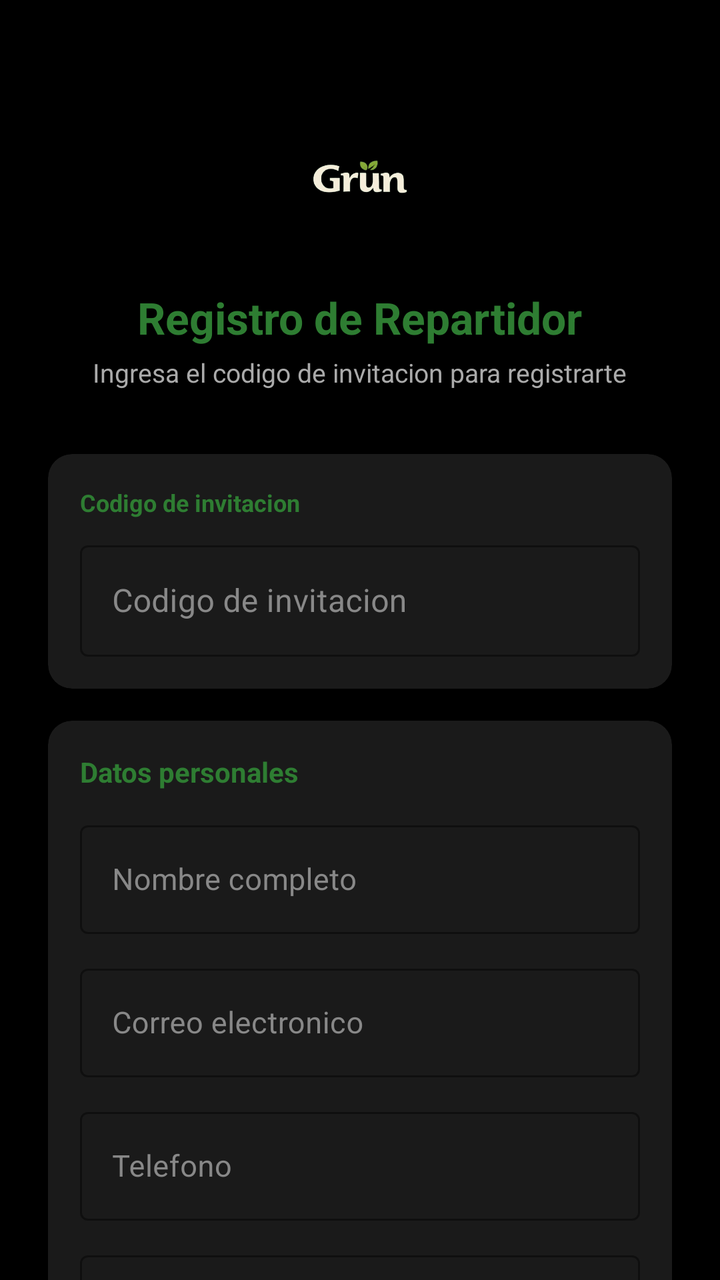
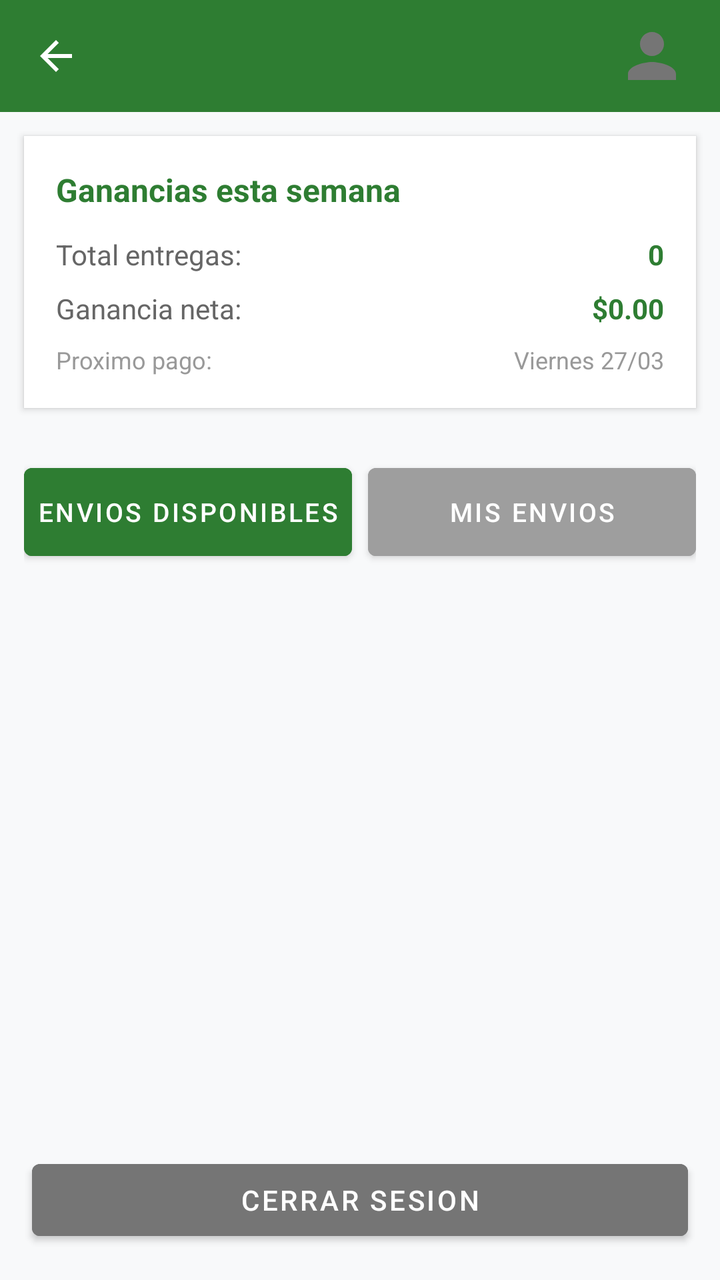

The first picture is an Android layout as it rendered before a commit; the second is the same layout after the commit. The layout source and the unified diff follow.
<!-- AndroidManifest.xml: application theme Theme.MaterialComponents.Light.NoActionBar -->
<!-- res/layout/activity_driver.xml -->
<?xml version="1.0" encoding="utf-8"?>
<ScrollView xmlns:android="http://schemas.android.com/apk/res/android"
    xmlns:app="http://schemas.android.com/apk/res-auto"
    android:layout_width="match_parent"
    android:layout_height="match_parent"
    android:background="#000000">

    <LinearLayout
        android:layout_width="match_parent"
        android:layout_height="wrap_content"
        android:orientation="vertical"
        android:padding="24dp">

        
        <LinearLayout
            android:layout_width="match_parent"
            android:layout_height="wrap_content"
            android:orientation="vertical"
            android:gravity="center"
            android:paddingTop="24dp"
            android:paddingBottom="32dp">

            <ImageView
                android:layout_width="120dp"
                android:layout_height="80dp"
                android:src="@drawable/logooficial"
                android:scaleType="fitCenter" />

            <TextView
                android:layout_width="wrap_content"
                android:layout_height="wrap_content"
                android:text="Registro de Repartidor"
                android:textSize="22sp"
                android:textStyle="bold"
                android:textColor="#2E7D32"
                android:layout_marginTop="16dp" />

            <TextView
                android:layout_width="wrap_content"
                android:layout_height="wrap_content"
                android:text="Ingresa el codigo de invitacion para registrarte"
                android:textSize="13sp"
                android:textColor="#AAAAAA"
                android:gravity="center"
                android:layout_marginTop="4dp" />

        </LinearLayout>

        
        <com.google.android.material.card.MaterialCardView
            android:layout_width="match_parent"
            android:layout_height="wrap_content"
            app:cardElevation="2dp"
            app:cardCornerRadius="12dp"
            app:cardBackgroundColor="#1A1A1A"
            android:layout_marginBottom="16dp">

            <LinearLayout
                android:layout_width="match_parent"
                android:layout_height="wrap_content"
                android:orientation="vertical"
                android:padding="16dp">

                <TextView
                    android:layout_width="wrap_content"
                    android:layout_height="wrap_content"
                    android:text="Codigo de invitacion"
                    android:textSize="12sp"
                    android:textColor="#2E7D32"
                    android:textStyle="bold"
                    android:layout_marginBottom="8dp" />

                <com.google.android.material.textfield.TextInputLayout
                    android:layout_width="match_parent"
                    android:layout_height="wrap_content"
                    style="@style/DarkTextInputLayout">

                    <com.google.android.material.textfield.TextInputEditText
                        android:id="@+id/etInviteCode"
                        android:layout_width="match_parent"
                        android:layout_height="wrap_content"
                        android:hint="Codigo de invitacion"
                        android:inputType="textCapCharacters"
                        android:textColor="#FFFFFF"
                        android:textColorHint="#888888"
                        android:textSize="16sp" />

                </com.google.android.material.textfield.TextInputLayout>

            </LinearLayout>

        </com.google.android.material.card.MaterialCardView>

        
        <com.google.android.material.card.MaterialCardView
            android:layout_width="match_parent"
            android:layout_height="wrap_content"
            app:cardElevation="2dp"
            app:cardCornerRadius="12dp"
            app:cardBackgroundColor="#1A1A1A"
            android:layout_marginBottom="16dp">

            <LinearLayout
                android:layout_width="match_parent"
                android:layout_height="wrap_content"
                android:orientation="vertical"
                android:padding="16dp">

                <TextView
                    android:layout_width="wrap_content"
                    android:layout_height="wrap_content"
                    android:text="Datos personales"
                    android:textSize="14sp"
                    android:textStyle="bold"
                    android:textColor="#2E7D32"
                    android:layout_marginBottom="12dp" />

                <com.google.android.material.textfield.TextInputLayout
                    android:layout_width="match_parent"
                    android:layout_height="wrap_content"
                    style="@style/DarkTextInputLayout"
                    android:layout_marginBottom="12dp">

                    <com.google.android.material.textfield.TextInputEditText
                        android:id="@+id/etFullName"
                        android:layout_width="match_parent"
                        android:layout_height="wrap_content"
                        android:hint="Nombre completo"
                        android:inputType="textPersonName"
                        android:textColor="#FFFFFF"
                        android:textColorHint="#888888"
                        android:textSize="15sp" />

                </com.google.android.material.textfield.TextInputLayout>

                <com.google.android.material.textfield.TextInputLayout
                    android:layout_width="match_parent"
                    android:layout_height="wrap_content"
                    style="@style/DarkTextInputLayout"
                    android:layout_marginBottom="12dp">

                    <com.google.android.material.textfield.TextInputEditText
                        android:id="@+id/etEmail"
                        android:layout_width="match_parent"
                        android:layout_height="wrap_content"
                        android:hint="Correo electronico"
                        android:inputType="textEmailAddress"
                        android:textColor="#FFFFFF"
                        android:textColorHint="#888888"
                        android:textSize="15sp" />

                </com.google.android.material.textfield.TextInputLayout>

                <com.google.android.material.textfield.TextInputLayout
                    android:layout_width="match_parent"
                    android:layout_height="wrap_content"
                    style="@style/DarkTextInputLayout"
                    android:layout_marginBottom="12dp">

                    <com.google.android.material.textfield.TextInputEditText
                        android:id="@+id/etPhone"
                        android:layout_width="match_parent"
                        android:layout_height="wrap_content"
                        android:hint="Telefono"
                        android:inputType="phone"
                        android:textColor="#FFFFFF"
                        android:textColorHint="#888888"
                        android:textSize="15sp" />

                </com.google.android.material.textfield.TextInputLayout>

                <com.google.android.material.textfield.TextInputLayout
                    android:layout_width="match_parent"
                    android:layout_height="wrap_content"
                    style="@style/DarkTextInputLayout"
                    android:layout_marginBottom="12dp">

                    <com.google.android.material.textfield.TextInputEditText
                        android:id="@+id/etAddress"
                        android:layout_width="match_parent"
                        android:layout_height="wrap_content"
                        android:hint="Direccion"
                        android:inputType="textPostalAddress"
                        android:textColor="#FFFFFF"
                        android:textColorHint="#888888"
                        android:textSize="15sp" />

                </com.google.android.material.textfield.TextInputLayout>

                <com.google.android.material.textfield.TextInputLayout
                    android:layout_width="match_parent"
                    android:layout_height="wrap_content"
                    style="@style/DarkTextInputLayout"
                    android:layout_marginBottom="12dp"
                    app:endIconMode="password_toggle"
                    app:endIconTint="#2E7D32">

                    <com.google.android.material.textfield.TextInputEditText
                        android:id="@+id/etPassword"
                        android:layout_width="match_parent"
                        android:layout_height="wrap_content"
                        android:hint="Contrasena"
                        android:inputType="textPassword"
                        android:textColor="#FFFFFF"
                        android:textColorHint="#888888"
                        android:textSize="15sp" />

                </com.google.android.material.textfield.TextInputLayout>

                <com.google.android.material.textfield.TextInputLayout
                    android:layout_width="match_parent"
                    android:layout_height="wrap_content"
                    style="@style/DarkTextInputLayout"
                    app:endIconMode="password_toggle"
                    app:endIconTint="#2E7D32">

                    <com.google.android.material.textfield.TextInputEditText
                        android:id="@+id/etConfirmPassword"
                        android:layout_width="match_parent"
                        android:layout_height="wrap_content"
                        android:hint="Confirmar contrasena"
                        android:inputType="textPassword"
                        android:textColor="#FFFFFF"
                        android:textColorHint="#888888"
                        android:textSize="15sp" />

                </com.google.android.material.textfield.TextInputLayout>

            </LinearLayout>

        </com.google.android.material.card.MaterialCardView>

        
        <com.google.android.material.button.MaterialButton
            android:id="@+id/btnRegisterDriver"
            android:layout_width="match_parent"
            android:layout_height="52dp"
            android:text="Crear cuenta de repartidor"
            android:textSize="15sp"
            android:backgroundTint="#2E7D32"
            android:layout_marginBottom="12dp" />

        <ProgressBar
            android:id="@+id/progressBar"
            android:layout_width="wrap_content"
            android:layout_height="wrap_content"
            android:layout_gravity="center"
            android:visibility="gone"
            android:layout_marginBottom="12dp" />

        
        <LinearLayout
            android:layout_width="match_parent"
            android:layout_height="wrap_content"
            android:orientation="horizontal"
            android:gravity="center"
            android:layout_marginBottom="32dp">

            <TextView
                android:layout_width="wrap_content"
                android:layout_height="wrap_content"
                android:text="Ya tienes cuenta? "
                android:textSize="13sp"
                android:textColor="#AAAAAA" />

            <TextView
                android:id="@+id/tvGoToLogin"
                android:layout_width="wrap_content"
                android:layout_height="wrap_content"
                android:text="Iniciar sesion"
                android:textSize="13sp"
                android:textColor="#2E7D32"
                android:textStyle="bold"
                android:clickable="true"
                android:focusable="true" />

        </LinearLayout>

    </LinearLayout>

</ScrollView>
<!-- resources referenced by this layout -->
<resources>
  <!-- drawable logooficial: png bitmap (drawable, 33220 bytes) -->
  <style name="DarkTextInputLayout" parent="Widget.MaterialComponents.TextInputLayout.OutlinedBox">
          <item name="boxBackgroundColor">#1A1A1A</item>
          <item name="boxStrokeColor">#2E7D32</item>
          <item name="hintTextColor">@color/green_700</item>
          <item name="android:textColorHint">#888888</item>
      </style>
  <style name="Theme.MaterialComponents.Light.NoActionBar" parent="Theme.MaterialComponents.Light">
          <item name="windowActionBar">false</item>
          <item name="windowNoTitle">true</item>
          <item name="colorPrimary">#2E7D32</item>
          <item name="colorPrimaryVariant">#1B5E20</item>
          <item name="colorAccent">#388E3C</item>
      </style>
  <color name="green_700">#2E7D32</color>
</resources>

<!-- the commit's change to res/layout/activity_driver.xml (unified diff, before → after) -->
@@ -1,281 +1,209 @@
 <?xml version="1.0" encoding="utf-8"?>
-<ScrollView xmlns:android="http://schemas.android.com/apk/res/android"
+<LinearLayout xmlns:android="http://schemas.android.com/apk/res/android"
     xmlns:app="http://schemas.android.com/apk/res-auto"
     android:layout_width="match_parent"
     android:layout_height="match_parent"
-    android:background="#000000">
+    android:orientation="vertical"
+    android:background="#F8F9FA">
+
+    <androidx.appcompat.widget.Toolbar
+        android:id="@+id/toolbar"
+        android:layout_width="match_parent"
+        android:layout_height="?attr/actionBarSize"
+        android:background="#2E7D32"
+        android:title="Modo Repartidor"
+        android:titleTextColor="@android:color/white"
+        app:navigationIcon="@drawable/ic_back"
+        app:navigationIconTint="@android:color/white">
+
+        <com.google.android.material.imageview.ShapeableImageView
+            android:id="@+id/ivDriverProfileAvatar"
+            android:layout_width="36dp"
+            android:layout_height="36dp"
+            android:layout_gravity="end"
+            android:layout_marginEnd="16dp"
+            android:src="@drawable/ic_default_avatar"
+            android:scaleType="centerCrop"
+            android:clickable="true"
+            android:focusable="true"
+            android:background="?android:attr/selectableItemBackgroundBorderless"
+            app:shapeAppearanceOverlay="@style/CircleImageView" />
+
+    </androidx.appcompat.widget.Toolbar>
 
     <LinearLayout
         android:layout_width="match_parent"
         android:layout_height="wrap_content"
         android:orientation="vertical"
-        android:padding="24dp">
-
-        
+        android:background="@android:color/white"
+        android:elevation="2dp"
+        android:padding="16dp"
+        android:layout_margin="12dp"
+        android:layout_marginTop="8dp">
+
+        <TextView
+            android:layout_width="match_parent"
+            android:layout_height="wrap_content"
+            android:text="Ganancias esta semana"
+            android:textSize="16sp"
+            android:textStyle="bold"
+            android:textColor="#2E7D32"
+            android:layout_marginBottom="12dp" />
+
         <LinearLayout
             android:layout_width="match_parent"
             android:layout_height="wrap_content"
-            android:orientation="vertical"
-            android:gravity="center"
-            android:paddingTop="24dp"
-            android:paddingBottom="32dp">
-
-            <ImageView
-                android:layout_width="120dp"
-                android:layout_height="80dp"
-                android:src="@drawable/logooficial"
-                android:scaleType="fitCenter" />
-
-            <TextView
+            android:orientation="horizontal"
+            android:layout_marginBottom="8dp">
+
+            <TextView
+                android:layout_width="0dp"
+                android:layout_height="wrap_content"
+                android:layout_weight="1"
+                android:text="Total entregas:"
+                android:textSize="14sp"
+                android:textColor="#666666" />
+
+            <TextView
+                android:id="@+id/tvTotalDeliveries"
                 android:layout_width="wrap_content"
                 android:layout_height="wrap_content"
-                android:text="Registro de Repartidor"
-                android:textSize="22sp"
+                android:text="0"
+                android:textSize="14sp"
                 android:textStyle="bold"
-                android:textColor="#2E7D32"
-                android:layout_marginTop="16dp" />
-
-            <TextView
+                android:textColor="#2E7D32" />
+
+        </LinearLayout>
+
+        <TextView
+            android:id="@+id/tvTotalTips"
+            android:layout_width="match_parent"
+            android:layout_height="wrap_content"
+            android:text="Propinas: $0.00"
+            android:textSize="14sp"
+            android:textColor="#FF9800"
+            android:layout_marginBottom="8dp"
+            android:visibility="gone" />
+
+        <LinearLayout
+            android:layout_width="match_parent"
+            android:layout_height="wrap_content"
+            android:orientation="horizontal"
+            android:layout_marginBottom="8dp">
+
+            <TextView
+                android:layout_width="0dp"
+                android:layout_height="wrap_content"
+                android:layout_weight="1"
+                android:text="Ganancia neta:"
+                android:textSize="14sp"
+                android:textColor="#666666" />
+
+            <TextView
+                android:id="@+id/tvThisWeekEarnings"
                 android:layout_width="wrap_content"
                 android:layout_height="wrap_content"
-                android:text="Ingresa el codigo de invitacion para registrarte"
-                android:textSize="13sp"
-                android:textColor="#AAAAAA"
-                android:gravity="center"
-                android:layout_marginTop="4dp" />
+                android:text="$0.00"
+                android:textSize="14sp"
+                android:textStyle="bold"
+                android:textColor="#2E7D32" />
 
         </LinearLayout>
 
-        
-        <com.google.android.material.card.MaterialCardView
-            android:layout_width="match_parent"
-            android:layout_height="wrap_content"
-            app:cardElevation="2dp"
-            app:cardCornerRadius="12dp"
-            app:cardBackgroundColor="#1A1A1A"
-            android:layout_marginBottom="16dp">
-
-            <LinearLayout
-                android:layout_width="match_parent"
-                android:layout_height="wrap_content"
-                android:orientation="vertical"
-                android:padding="16dp">
-
-                <TextView
-                    android:layout_width="wrap_content"
-                    android:layout_height="wrap_content"
-                    android:text="Codigo de invitacion"
-                    android:textSize="12sp"
-                    android:textColor="#2E7D32"
-                    android:textStyle="bold"
-                    android:layout_marginBottom="8dp" />
-
-                <com.google.android.material.textfield.TextInputLayout
-                    android:layout_width="match_parent"
-                    android:layout_height="wrap_content"
-                    style="@style/DarkTextInputLayout">
-
-                    <com.google.android.material.textfield.TextInputEditText
-                        android:id="@+id/etInviteCode"
-                        android:layout_width="match_parent"
-                        android:layout_height="wrap_content"
-                        android:hint="Codigo de invitacion"
-                        android:inputType="textCapCharacters"
-                        android:textColor="#FFFFFF"
-                        android:textColorHint="#888888"
-                        android:textSize="16sp" />
-
-                </com.google.android.material.textfield.TextInputLayout>
-
-            </LinearLayout>
-
-        </com.google.android.material.card.MaterialCardView>
-
-        
-        <com.google.android.material.card.MaterialCardView
-            android:layout_width="match_parent"
-            android:layout_height="wrap_content"
-            app:cardElevation="2dp"
-            app:cardCornerRadius="12dp"
-            app:cardBackgroundColor="#1A1A1A"
-            android:layout_marginBottom="16dp">
-
-            <LinearLayout
-                android:layout_width="match_parent"
-                android:layout_height="wrap_content"
-                android:orientation="vertical"
-                android:padding="16dp">
-
-                <TextView
-                    android:layout_width="wrap_content"
-                    android:layout_height="wrap_content"
-                    android:text="Datos personales"
-                    android:textSize="14sp"
-                    android:textStyle="bold"
-                    android:textColor="#2E7D32"
-                    android:layout_marginBottom="12dp" />
-
-                <com.google.android.material.textfield.TextInputLayout
-                    android:layout_width="match_parent"
-                    android:layout_height="wrap_content"
-                    style="@style/DarkTextInputLayout"
-                    android:layout_marginBottom="12dp">
-
-                    <com.google.android.material.textfield.TextInputEditText
-                        android:id="@+id/etFullName"
-                        android:layout_width="match_parent"
-                        android:layout_height="wrap_content"
-                        android:hint="Nombre completo"
-                        android:inputType="textPersonName"
-                        android:textColor="#FFFFFF"
-                        android:textColorHint="#888888"
-                        android:textSize="15sp" />
-
-                </com.google.android.material.textfield.TextInputLayout>
-
-                <com.google.android.material.textfield.TextInputLayout
-                    android:layout_width="match_parent"
-                    android:layout_height="wrap_content"
-                    style="@style/DarkTextInputLayout"
-                    android:layout_marginBottom="12dp">
-
-                    <com.google.android.material.textfield.TextInputEditText
-                        android:id="@+id/etEmail"
-                        android:layout_width="match_parent"
-                        android:layout_height="wrap_content"
-                        android:hint="Correo electronico"
-                        android:inputType="textEmailAddress"
-                        android:textColor="#FFFFFF"
-                        android:textColorHint="#888888"
-                        android:textSize="15sp" />
-
-                </com.google.android.material.textfield.TextInputLayout>
-
-                <com.google.android.material.textfield.TextInputLayout
-                    android:layout_width="match_parent"
-                    android:layout_height="wrap_content"
-                    style="@style/DarkTextInputLayout"
-                    android:layout_marginBottom="12dp">
-
-                    <com.google.android.material.textfield.TextInputEditText
-                        android:id="@+id/etPhone"
-                        android:layout_width="match_parent"
-                        android:layout_height="wrap_content"
-                        android:hint="Telefono"
-                        android:inputType="phone"
-                        android:textColor="#FFFFFF"
-                        android:textColorHint="#888888"
-                        android:textSize="15sp" />
-
-                </com.google.android.material.textfield.TextInputLayout>
-
-                <com.google.android.material.textfield.TextInputLayout
-                    android:layout_width="match_parent"
-                    android:layout_height="wrap_content"
-                    style="@style/DarkTextInputLayout"
-                    android:layout_marginBottom="12dp">
-
-                    <com.google.android.material.textfield.TextInputEditText
-                        android:id="@+id/etAddress"
-                        android:layout_width="match_parent"
-                        android:layout_height="wrap_content"
-                        android:hint="Direccion"
-                        android:inputType="textPostalAddress"
-                        android:textColor="#FFFFFF"
-                        android:textColorHint="#888888"
-                        android:textSize="15sp" />
-
-                </com.google.android.material.textfield.TextInputLayout>
-
-                <com.google.android.material.textfield.TextInputLayout
-                    android:layout_width="match_parent"
-                    android:layout_height="wrap_content"
-                    style="@style/DarkTextInputLayout"
-                    android:layout_marginBottom="12dp"
-                    app:endIconMode="password_toggle"
-                    app:endIconTint="#2E7D32">
-
-                    <com.google.android.material.textfield.TextInputEditText
-                        android:id="@+id/etPassword"
-                        android:layout_width="match_parent"
-                        android:layout_height="wrap_content"
-                        android:hint="Contrasena"
-                        android:inputType="textPassword"
-                        android:textColor="#FFFFFF"
-                        android:textColorHint="#888888"
-                        android:textSize="15sp" />
-
-                </com.google.android.material.textfield.TextInputLayout>
-
-                <com.google.android.material.textfield.TextInputLayout
-                    android:layout_width="match_parent"
-                    android:layout_height="wrap_content"
-                    style="@style/DarkTextInputLayout"
-                    app:endIconMode="password_toggle"
-                    app:endIconTint="#2E7D32">
-
-                    <com.google.android.material.textfield.TextInputEditText
-                        android:id="@+id/etConfirmPassword"
-                        android:layout_width="match_parent"
-                        android:layout_height="wrap_content"
-                        android:hint="Confirmar contrasena"
-                        android:inputType="textPassword"
-                        android:textColor="#FFFFFF"
-                        android:textColorHint="#888888"
-                        android:textSize="15sp" />
-
-                </com.google.android.material.textfield.TextInputLayout>
-
-            </LinearLayout>
-
-        </com.google.android.material.card.MaterialCardView>
-
-        
-        <com.google.android.material.button.MaterialButton
-            android:id="@+id/btnRegisterDriver"
-            android:layout_width="match_parent"
-            android:layout_height="52dp"
-            android:text="Crear cuenta de repartidor"
-            android:textSize="15sp"
+        <LinearLayout
+            android:layout_width="match_parent"
+            android:layout_height="wrap_content"
+            android:orientation="horizontal">
+
+            <TextView
+                android:layout_width="0dp"
+                android:layout_height="wrap_content"
+                android:layout_weight="1"
+                android:text="Proximo pago:"
+                android:textSize="12sp"
+                android:textColor="#999999" />
+
+            <TextView
+                android:id="@+id/tvNextPaymentDate"
+                android:layout_width="wrap_content"
+                android:layout_height="wrap_content"
+                android:text="Viernes 27/03"
+                android:textSize="12sp"
+                android:textColor="#999999" />
+
+        </LinearLayout>
+
+    </LinearLayout>
+
+    <LinearLayout
+        android:layout_width="match_parent"
+        android:layout_height="wrap_content"
+        android:orientation="horizontal"
+        android:padding="12dp"
+        android:weightSum="2">
+
+        <Button
+            android:id="@+id/btnAvailableBlocks"
+            android:layout_width="0dp"
+            android:layout_height="56dp"
+            android:layout_weight="1"
+            android:text="Envios Disponibles"
+            android:textSize="13sp"
             android:backgroundTint="#2E7D32"
-            android:layout_marginBottom="12dp" />
-
-        <ProgressBar
-            android:id="@+id/progressBar"
-            android:layout_width="wrap_content"
-            android:layout_height="wrap_content"
-            android:layout_gravity="center"
-            android:visibility="gone"
-            android:layout_marginBottom="12dp" />
-
-        
-        <LinearLayout
-            android:layout_width="match_parent"
-            android:layout_height="wrap_content"
-            android:orientation="horizontal"
-            android:gravity="center"
-            android:layout_marginBottom="32dp">
-
-            <TextView
-                android:layout_width="wrap_content"
-                android:layout_height="wrap_content"
-                android:text="Ya tienes cuenta? "
-                android:textSize="13sp"
-                android:textColor="#AAAAAA" />
-
-            <TextView
-                android:id="@+id/tvGoToLogin"
-                android:layout_width="wrap_content"
-                android:layout_height="wrap_content"
-                android:text="Iniciar sesion"
-                android:textSize="13sp"
-                android:textColor="#2E7D32"
-                android:textStyle="bold"
-                android:clickable="true"
-                android:focusable="true" />
-
-        </LinearLayout>
+            android:layout_marginEnd="4dp"
+            android:minHeight="48dp"
+            android:paddingHorizontal="4dp"
+            android:singleLine="true" />
+
+        <Button
+            android:id="@+id/btnMyBlocks"
+            android:layout_width="0dp"
+            android:layout_height="56dp"
+            android:layout_weight="1"
+            android:text="Mis Envios"
+            android:textSize="13sp"
+            android:backgroundTint="#9E9E9E"
+            android:layout_marginStart="4dp"
+            android:minHeight="48dp"
+            android:paddingHorizontal="4dp"
+            android:singleLine="true" />
 
     </LinearLayout>
 
-</ScrollView>
+    <ProgressBar
+        android:id="@+id/progressBar"
+        android:layout_width="wrap_content"
+        android:layout_height="wrap_content"
+        android:layout_gravity="center"
+        android:layout_marginTop="24dp"
+        android:visibility="gone" />
+
+    <androidx.recyclerview.widget.RecyclerView
+        android:id="@+id/rvAvailableBlocks"
+        android:layout_width="match_parent"
+        android:layout_height="0dp"
+        android:layout_weight="1"
+        android:visibility="visible"
+        android:clipToPadding="false"
+        android:padding="8dp" />
+
+    <androidx.recyclerview.widget.RecyclerView
+        android:id="@+id/rvMyBlocks"
+        android:layout_width="match_parent"
+        android:layout_height="0dp"
+        android:layout_weight="1"
+        android:visibility="gone"
+        android:clipToPadding="false"
+        android:padding="8dp" />
+
+    <Button
+        android:id="@+id/btnLogout"
+        android:layout_width="match_parent"
+        android:layout_height="48dp"
+        android:text="Cerrar Sesion"
+        android:textSize="14sp"
+        android:backgroundTint="#757575"
+        android:layout_margin="16dp"
+        android:minHeight="48dp" />
+
+</LinearLayout>
<!-- resource entries referenced after the edit -->
@@ -1,11 +1,30 @@
 <!-- resources referenced by this layout -->
 <resources>
-  <!-- drawable logooficial: png bitmap (drawable, 33220 bytes) -->
-  <style name="DarkTextInputLayout" parent="Widget.MaterialComponents.TextInputLayout.OutlinedBox">
-          <item name="boxBackgroundColor">#1A1A1A</item>
-          <item name="boxStrokeColor">#2E7D32</item>
-          <item name="hintTextColor">@color/green_700</item>
-          <item name="android:textColorHint">#888888</item>
+  <!-- drawable ic_back (drawable) -->
+  <?xml version="1.0" encoding="utf-8"?>
+  <vector xmlns:android="http://schemas.android.com/apk/res/android"
+      android:width="24dp"
+      android:height="24dp"
+      android:viewportWidth="24"
+      android:viewportHeight="24">
+      <path
+          android:fillColor="@android:color/white"
+          android:pathData="M20,11H7.83l5.59,-5.59L12,4l-8,8 8,8 1.41,-1.41L7.83,13H20v-2z"/>
+  </vector>
+  <!-- drawable ic_default_avatar (drawable) -->
+  <vector xmlns:android="http://schemas.android.com/apk/res/android"
+      android:width="24dp"
+      android:height="24dp"
+      android:viewportWidth="24"
+      android:viewportHeight="24"
+      android:tint="#757575">
+      <path
+          android:fillColor="#FF000000"
+          android:pathData="M12,12c2.21,0 4,-1.79 4,-4s-1.79,-4 -4,-4 -4,1.79 -4,4 1.79,4 4,4zM12,14c-2.67,0 -8,1.34 -8,4v2h16v-2c0,-2.66 -5.33,-4 -8,-4z"/>
+  </vector>
+  <style name="CircleImageView" parent="">
+          <item name="cornerFamily">rounded</item>
+          <item name="cornerSize">50%</item>
       </style>
   <style name="Theme.MaterialComponents.Light.NoActionBar" parent="Theme.MaterialComponents.Light">
           <item name="windowActionBar">false</item>
@@ -14,6 +33,5 @@
           <item name="colorPrimaryVariant">#1B5E20</item>
           <item name="colorAccent">#388E3C</item>
       </style>
-  <color name="green_700">#2E7D32</color>
 </resources>
 
